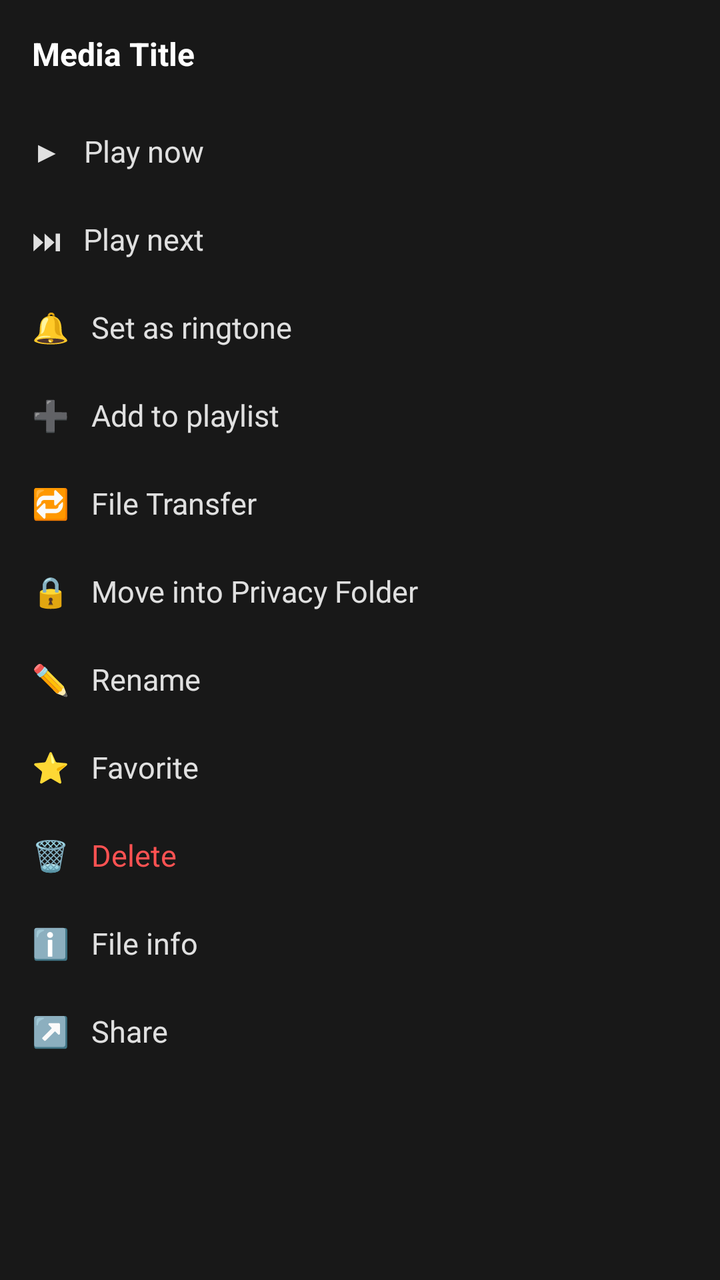
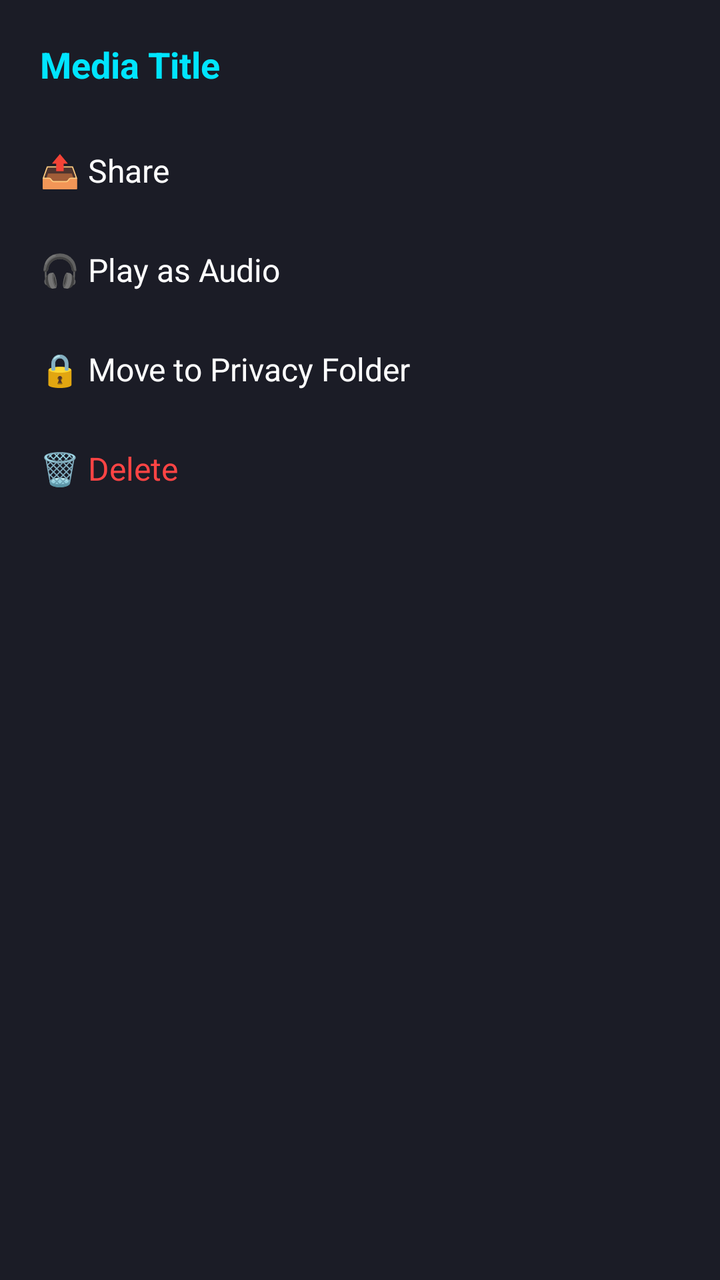

Before-and-after screenshots of an Android layout around one commit, followed by the original layout XML and the change that was made.
<!-- AndroidManifest.xml: application theme Theme.AppCompat.DayNight.NoActionBar -->
<!-- res/layout/dialog_list_menu.xml -->
<?xml version="1.0" encoding="utf-8"?>
<LinearLayout xmlns:android="http://schemas.android.com/apk/res/android"
    android:layout_width="match_parent"
    android:layout_height="wrap_content"
    android:background="#181818"
    android:orientation="vertical"
    android:padding="16dp">

    <TextView
        android:id="@+id/menuMediaTitle"
        android:layout_width="match_parent"
        android:layout_height="wrap_content"
        android:text="Media Title"
        android:textColor="#FFFFFF"
        android:textSize="16sp"
        android:textStyle="bold"
        android:layout_marginBottom="16dp"
        android:ellipsize="marquee"
        android:singleLine="true" />

    <TextView android:id="@+id/menuPlayNow" android:layout_width="match_parent" android:layout_height="44dp" android:gravity="center_vertical" android:text="▶   Play now" android:textColor="#E0E0E0" android:textSize="15sp" />
    <TextView android:id="@+id/menuPlayNext" android:layout_width="match_parent" android:layout_height="44dp" android:gravity="center_vertical" android:text="⏭   Play next" android:textColor="#E0E0E0" android:textSize="15sp" />
    <TextView android:id="@+id/menuRingtone" android:layout_width="match_parent" android:layout_height="44dp" android:gravity="center_vertical" android:text="🔔   Set as ringtone" android:textColor="#E0E0E0" android:textSize="15sp" />
    <TextView android:id="@+id/menuAddToPlaylist" android:layout_width="match_parent" android:layout_height="44dp" android:gravity="center_vertical" android:text="➕   Add to playlist" android:textColor="#E0E0E0" android:textSize="15sp" />
    <TextView android:id="@+id/menuTransfer" android:layout_width="match_parent" android:layout_height="44dp" android:gravity="center_vertical" android:text="🔁   File Transfer" android:textColor="#E0E0E0" android:textSize="15sp" />
    <TextView android:id="@+id/menuPrivacy" android:layout_width="match_parent" android:layout_height="44dp" android:gravity="center_vertical" android:text="🔒   Move into Privacy Folder" android:textColor="#E0E0E0" android:textSize="15sp" />
    <TextView android:id="@+id/menuRename" android:layout_width="match_parent" android:layout_height="44dp" android:gravity="center_vertical" android:text="✏️   Rename" android:textColor="#E0E0E0" android:textSize="15sp" />
    <TextView android:id="@+id/menuFavorite" android:layout_width="match_parent" android:layout_height="44dp" android:gravity="center_vertical" android:text="⭐   Favorite" android:textColor="#E0E0E0" android:textSize="15sp" />
    <TextView android:id="@+id/menuDelete" android:layout_width="match_parent" android:layout_height="44dp" android:gravity="center_vertical" android:text="🗑️   Delete" android:textColor="#FF5252" android:textSize="15sp" />
    <TextView android:id="@+id/menuFileInfo" android:layout_width="match_parent" android:layout_height="44dp" android:gravity="center_vertical" android:text="ℹ️   File info" android:textColor="#E0E0E0" android:textSize="15sp" />
    <TextView android:id="@+id/menuShare" android:layout_width="match_parent" android:layout_height="44dp" android:gravity="center_vertical" android:text="↗️   Share" android:textColor="#E0E0E0" android:textSize="15sp" />
</LinearLayout>
<!-- resources referenced by this layout -->
<resources>

</resources>

<!-- the commit's change to res/layout/dialog_list_menu.xml (unified diff, before → after) -->
@@ -2,31 +2,57 @@
 <LinearLayout xmlns:android="http://schemas.android.com/apk/res/android"
     android:layout_width="match_parent"
     android:layout_height="wrap_content"
-    android:background="#181818"
+    android:background="#1B1C26"
     android:orientation="vertical"
-    android:padding="16dp">
+    android:padding="20dp">
 
+    
     <TextView
         android:id="@+id/menuMediaTitle"
         android:layout_width="match_parent"
         android:layout_height="wrap_content"
         android:text="Media Title"
+        android:textColor="#00E5FF"
+        android:textSize="18sp"
+        android:textStyle="bold"
+        android:layout_marginBottom="16dp"
+        android:singleLine="true"
+        android:ellipsize="marquee"/>
+
+    
+    <TextView
+        android:id="@+id/menuShare"
+        android:layout_width="match_parent"
+        android:layout_height="wrap_content"
+        android:text="📤 Share"
         android:textColor="#FFFFFF"
         android:textSize="16sp"
-        android:textStyle="bold"
-        android:layout_marginBottom="16dp"
-        android:ellipsize="marquee"
-        android:singleLine="true" />
+        android:paddingVertical="14dp"/>
 
-    <TextView android:id="@+id/menuPlayNow" android:layout_width="match_parent" android:layout_height="44dp" android:gravity="center_vertical" android:text="▶   Play now" android:textColor="#E0E0E0" android:textSize="15sp" />
-    <TextView android:id="@+id/menuPlayNext" android:layout_width="match_parent" android:layout_height="44dp" android:gravity="center_vertical" android:text="⏭   Play next" android:textColor="#E0E0E0" android:textSize="15sp" />
-    <TextView android:id="@+id/menuRingtone" android:layout_width="match_parent" android:layout_height="44dp" android:gravity="center_vertical" android:text="🔔   Set as ringtone" android:textColor="#E0E0E0" android:textSize="15sp" />
-    <TextView android:id="@+id/menuAddToPlaylist" android:layout_width="match_parent" android:layout_height="44dp" android:gravity="center_vertical" android:text="➕   Add to playlist" android:textColor="#E0E0E0" android:textSize="15sp" />
-    <TextView android:id="@+id/menuTransfer" android:layout_width="match_parent" android:layout_height="44dp" android:gravity="center_vertical" android:text="🔁   File Transfer" android:textColor="#E0E0E0" android:textSize="15sp" />
-    <TextView android:id="@+id/menuPrivacy" android:layout_width="match_parent" android:layout_height="44dp" android:gravity="center_vertical" android:text="🔒   Move into Privacy Folder" android:textColor="#E0E0E0" android:textSize="15sp" />
-    <TextView android:id="@+id/menuRename" android:layout_width="match_parent" android:layout_height="44dp" android:gravity="center_vertical" android:text="✏️   Rename" android:textColor="#E0E0E0" android:textSize="15sp" />
-    <TextView android:id="@+id/menuFavorite" android:layout_width="match_parent" android:layout_height="44dp" android:gravity="center_vertical" android:text="⭐   Favorite" android:textColor="#E0E0E0" android:textSize="15sp" />
-    <TextView android:id="@+id/menuDelete" android:layout_width="match_parent" android:layout_height="44dp" android:gravity="center_vertical" android:text="🗑️   Delete" android:textColor="#FF5252" android:textSize="15sp" />
-    <TextView android:id="@+id/menuFileInfo" android:layout_width="match_parent" android:layout_height="44dp" android:gravity="center_vertical" android:text="ℹ️   File info" android:textColor="#E0E0E0" android:textSize="15sp" />
-    <TextView android:id="@+id/menuShare" android:layout_width="match_parent" android:layout_height="44dp" android:gravity="center_vertical" android:text="↗️   Share" android:textColor="#E0E0E0" android:textSize="15sp" />
+    <TextView
+        android:id="@+id/menuPlayAudio"
+        android:layout_width="match_parent"
+        android:layout_height="wrap_content"
+        android:text="🎧 Play as Audio"
+        android:textColor="#FFFFFF"
+        android:textSize="16sp"
+        android:paddingVertical="14dp"/>
+
+    <TextView
+        android:id="@+id/menuLockVault"
+        android:layout_width="match_parent"
+        android:layout_height="wrap_content"
+        android:text="🔒 Move to Privacy Folder"
+        android:textColor="#FFFFFF"
+        android:textSize="16sp"
+        android:paddingVertical="14dp"/>
+
+    <TextView
+        android:id="@+id/menuDelete"
+        android:layout_width="match_parent"
+        android:layout_height="wrap_content"
+        android:text="🗑️ Delete"
+        android:textColor="#FF4444"
+        android:textSize="16sp"
+        android:paddingVertical="14dp"/>
 </LinearLayout>
